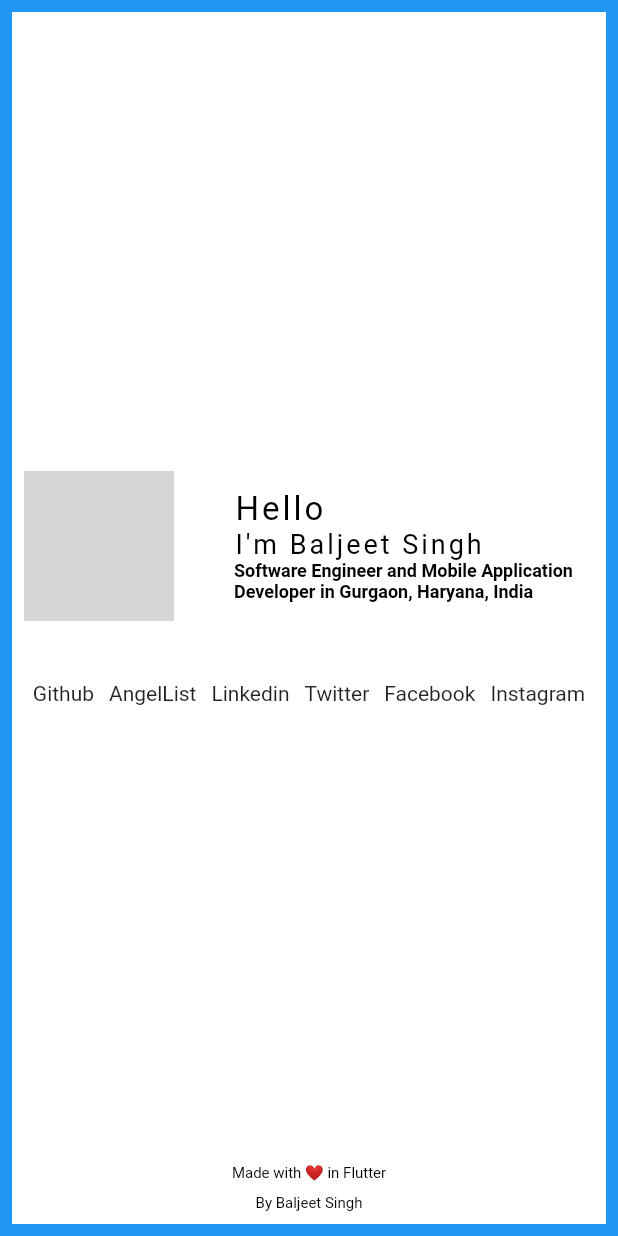
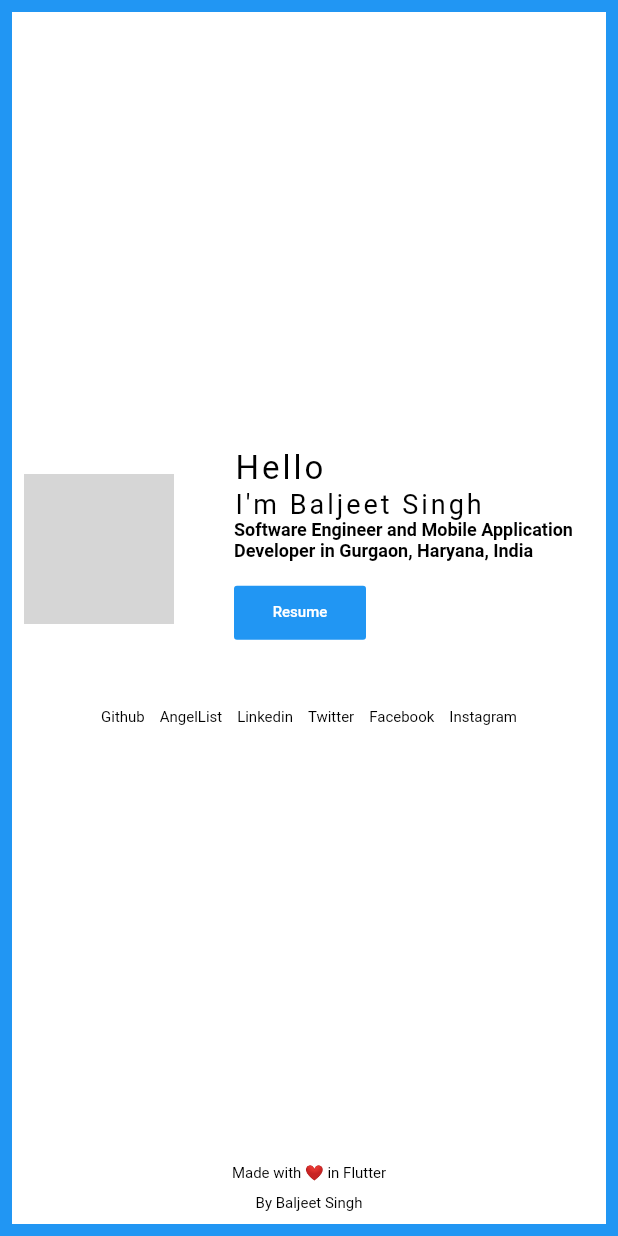
Before and after one commit to iambaljeet/baljeet_portfolio, a Flutter app: the screen it shows after launch, on a phone screen of 412 x 824 dp. Run offline on Flutter 3.47's test engine with Material 2 defaults, Android fonts, the phone set to English and light mode, and no system bars; missing offline and left inert: dart:html, flutter_web; Roboto replaces fonts that are missing (Monda, Righteous); grey boxes are pictures that could not be loaded.

Commit message:
"Added Resume button"

```diff
--- a/lib/main.dart
+++ b/lib/main.dart
@@ -114,6 +114,21 @@ class MyHomePage extends StatelessWidget {
                                                   ? 18
                                                   : 12),
                                     ),
+                                    SizedBox(
+                                      height: 10,
+                                    ),
+                                    FlatButton(
+                                        onPressed: () => {
+                                              html.window.open(
+                                                  'https://drive.google.com/open?id=1Ysf0zRhVKBCrYcyTXWjZ_VbZZ8bkAgoa',
+                                                  'Resume')
+                                            },
+                                        color: Colors.blue,
+                                        child: Text(
+                                          'Resume',
+                                          style: linksButtonStyle.copyWith(
+                                              color: Colors.white),
+                                        ))
                                   ],
                                 ),
                               )
@@ -163,6 +178,9 @@ class MyHomePage extends StatelessWidget {
 Widget bottomButtonsWidget(String text, String url) {
   return InkWell(
     onTap: () => {html.window.open(url, text)},
-    child: Text(text),
+    child: Text(
+      text,
+      style: linksButtonStyle,
+    ),
   );
 }
--- a/lib/styles.dart
+++ b/lib/styles.dart
@@ -18,5 +18,8 @@ const subHeadingTextStyle = TextStyle(
     fontWeight: FontWeight.bold,
     fontFamily: 'Monda');
 
+const linksButtonStyle =
+    TextStyle(fontSize: 10.0, color: Colors.black, fontFamily: 'Monda');
+
 const bottomFooterTextStyle =
     TextStyle(fontSize: 10.0, color: Colors.black, fontFamily: 'Monda');
```
